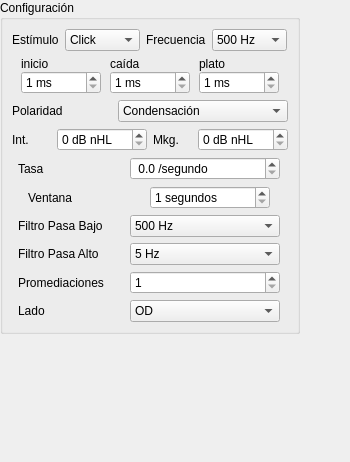
First picture: the form in software/LabSim/src/main/python/UI/ABR_config.ui, repository Debaq/LabSim, before the edit.
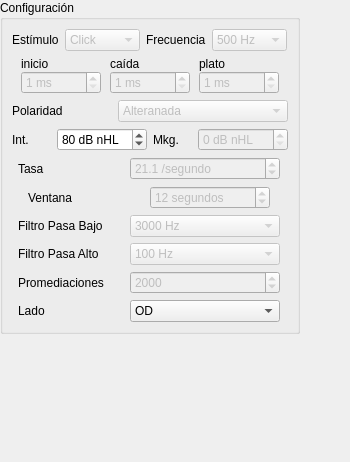
Second picture: the form after the edit.

What changed in the file:
```diff
--- a/software/LabSim/src/main/python/UI/ABR_config.ui
+++ b/software/LabSim/src/main/python/UI/ABR_config.ui
@@ -63,7 +63,10 @@
          </widget>
         </item>
         <item>
-         <widget class="QComboBox" name="comboBox_6">
+         <widget class="QComboBox" name="cb_stim">
+          <property name="enabled">
+           <bool>false</bool>
+          </property>
           <property name="maximumSize">
            <size>
             <width>80</width>
@@ -97,6 +100,9 @@
         </item>
         <item>
          <widget class="QComboBox" name="comboBox_11">
+          <property name="enabled">
+           <bool>false</bool>
+          </property>
           <property name="maximumSize">
            <size>
             <width>100</width>
@@ -155,6 +161,9 @@
           </item>
           <item>
            <widget class="QSpinBox" name="spinBox_5">
+            <property name="enabled">
+             <bool>false</bool>
+            </property>
             <property name="maximumSize">
              <size>
               <width>80</width>
@@ -194,6 +203,9 @@
           </item>
           <item>
            <widget class="QSpinBox" name="spinBox_6">
+            <property name="enabled">
+             <bool>false</bool>
+            </property>
             <property name="maximumSize">
              <size>
               <width>80</width>
@@ -233,6 +245,9 @@
           </item>
           <item>
            <widget class="QSpinBox" name="spinBox_7">
+            <property name="enabled">
+             <bool>false</bool>
+            </property>
             <property name="maximumSize">
              <size>
               <width>80</width>
@@ -271,6 +286,14 @@
         </item>
         <item>
          <widget class="QComboBox" name="comboBox">
+          <property name="enabled">
+           <bool>false</bool>
+          </property>
+          <item>
+           <property name="text">
+            <string>Alteranada</string>
+           </property>
+          </item>
           <item>
            <property name="text">
             <string>Condensación</string>
@@ -300,7 +323,10 @@
          </widget>
         </item>
         <item>
-         <widget class="QSpinBox" name="spinBox">
+         <widget class="QSpinBox" name="sb_int">
+          <property name="enabled">
+           <bool>true</bool>
+          </property>
           <property name="maximumSize">
            <size>
             <width>100</width>
@@ -316,6 +342,9 @@
           <property name="singleStep">
            <number>5</number>
           </property>
+          <property name="value">
+           <number>80</number>
+          </property>
          </widget>
         </item>
         <item>
@@ -326,7 +355,10 @@
          </widget>
         </item>
         <item>
-         <widget class="QSpinBox" name="spinBox_2">
+         <widget class="QSpinBox" name="sb_mskg">
+          <property name="enabled">
+           <bool>false</bool>
+          </property>
           <property name="maximumSize">
            <size>
             <width>100</width>
@@ -366,6 +398,9 @@
         </item>
         <item>
          <widget class="QDoubleSpinBox" name="doubleSpinBox">
+          <property name="enabled">
+           <bool>false</bool>
+          </property>
           <property name="maximumSize">
            <size>
             <width>150</width>
@@ -373,7 +408,7 @@
            </size>
           </property>
           <property name="prefix">
-           <string> </string>
+           <string/>
           </property>
           <property name="suffix">
            <string> /segundo</string>
@@ -384,6 +419,9 @@
           <property name="singleStep">
            <double>0.100000000000000</double>
           </property>
+          <property name="value">
+           <double>21.100000000000001</double>
+          </property>
          </widget>
         </item>
        </layout>
@@ -405,6 +443,9 @@
         </item>
         <item>
          <widget class="QSpinBox" name="spinBox_3">
+          <property name="enabled">
+           <bool>false</bool>
+          </property>
           <property name="maximumSize">
            <size>
             <width>120</width>
@@ -420,6 +461,9 @@
           <property name="maximum">
            <number>300</number>
           </property>
+          <property name="value">
+           <number>12</number>
+          </property>
          </widget>
         </item>
        </layout>
@@ -441,12 +485,20 @@
         </item>
         <item>
          <widget class="QComboBox" name="comboBox_2">
+          <property name="enabled">
+           <bool>false</bool>
+          </property>
           <property name="maximumSize">
            <size>
             <width>150</width>
             <height>16777215</height>
            </size>
           </property>
+          <item>
+           <property name="text">
+            <string>3000 Hz</string>
+           </property>
+          </item>
           <item>
            <property name="text">
             <string>500 Hz</string>
@@ -513,12 +565,20 @@
         </item>
         <item>
          <widget class="QComboBox" name="comboBox_4">
+          <property name="enabled">
+           <bool>false</bool>
+          </property>
           <property name="maximumSize">
            <size>
             <width>150</width>
             <height>16777215</height>
            </size>
           </property>
+          <item>
+           <property name="text">
+            <string>100 Hz</string>
+           </property>
+          </item>
           <item>
            <property name="text">
             <string>5 Hz</string>
@@ -580,6 +640,9 @@
         </item>
         <item>
          <widget class="QSpinBox" name="spinBox_4">
+          <property name="enabled">
+           <bool>false</bool>
+          </property>
           <property name="maximumSize">
            <size>
             <width>150</width>
@@ -592,6 +655,9 @@
           <property name="maximum">
            <number>5000</number>
           </property>
+          <property name="value">
+           <number>2000</number>
+          </property>
          </widget>
         </item>
        </layout>
```
Left out of the diff: 25 changed lines with no effect on the pictures.
